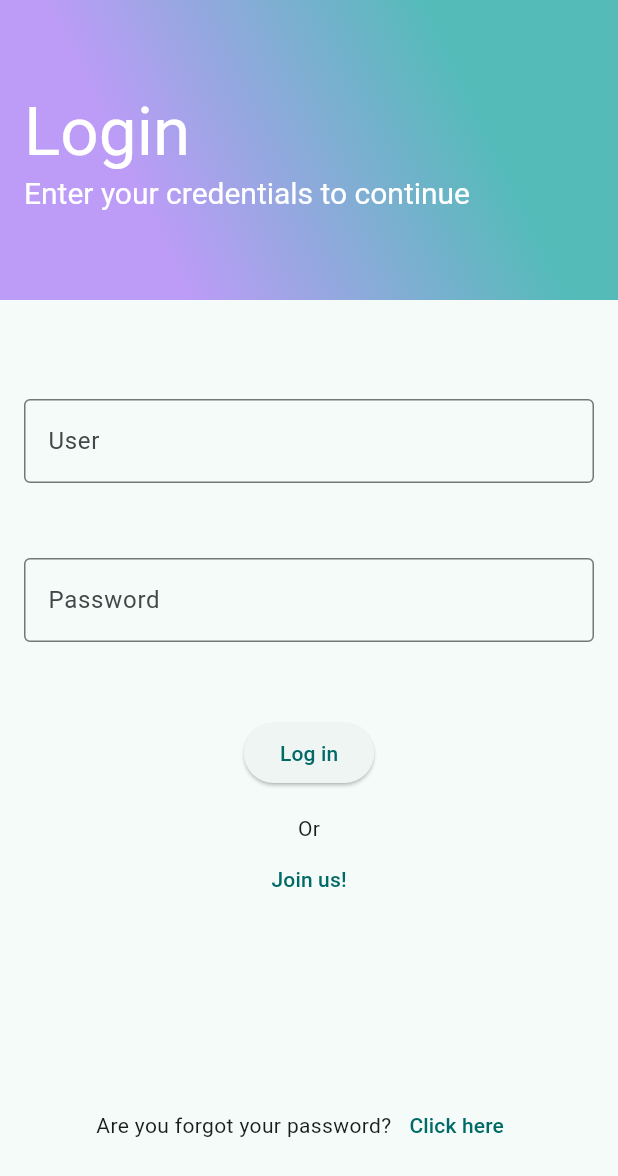
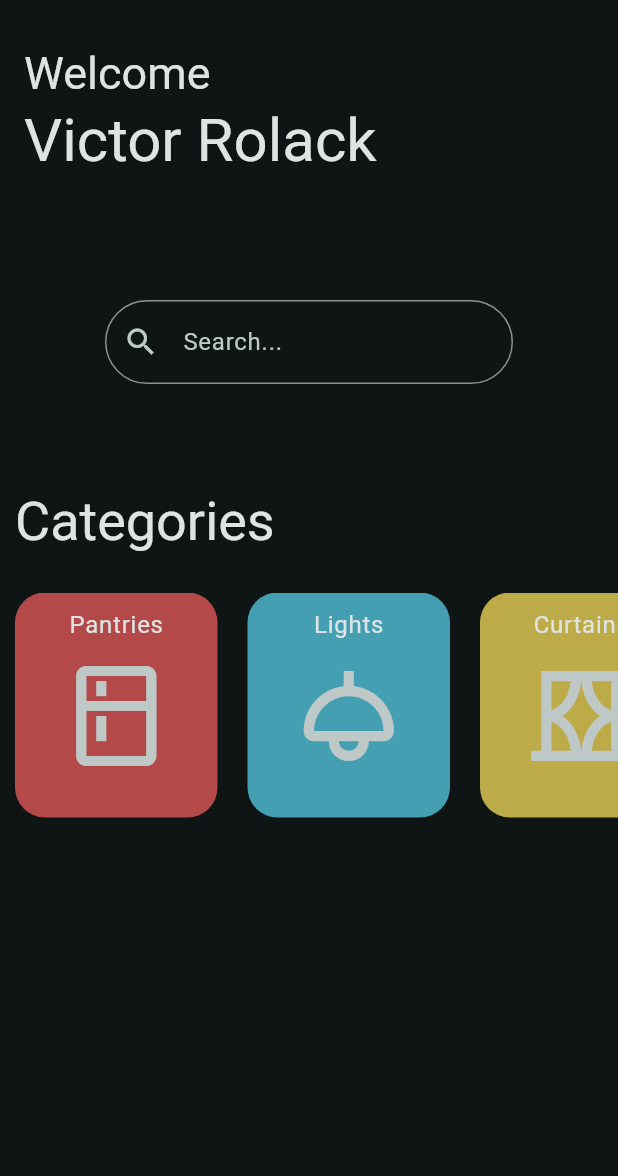
Before and after one commit to vcrolack/iot-home-control, a Flutter app: the screen it shows after launch, on a phone screen of 412 x 824 dp. Shown: the top 1176 px of the screen. Run offline on Flutter 3.47's test engine with Material 2 defaults, Android fonts, the phone set to English and light mode, and no system bars; our stand-ins replace flutter_dotenv, flutter_riverpod, go_router.

Commit message:
add search, categories widget and home screen

```diff
--- a/lib/config/router/app_router.dart
+++ b/lib/config/router/app_router.dart
@@ -2,7 +2,12 @@ import 'package:go_router/go_router.dart';
 import 'package:iot_home_control/config/router/routes/auth_router.dart';
 import 'package:iot_home_control/presentation/screens/screens.dart';
 
-final appRouter = GoRouter(initialLocation: '/auth', routes: [
+final appRouter = GoRouter(initialLocation: '/', routes: [
+  GoRoute(
+    name: HomeScreen.name,
+    path: '/',
+    builder: (context, state) => const HomeScreen(),
+  ),
   GoRoute(
       name: 'auth',
       path: '/auth',
--- a/lib/config/theme/app_theme.dart
+++ b/lib/config/theme/app_theme.dart
@@ -4,7 +4,7 @@ class AppTheme {
   ThemeData getTheme() => ThemeData(
       useMaterial3: true,
       colorSchemeSeed: const Color.fromARGB(255, 97, 248, 241),
-      brightness: Brightness.light,
+      brightness: Brightness.dark,
       fontFamily: 'roboto',
       textTheme: const TextTheme(
           titleLarge: TextStyle(fontSize: 45),
--- /dev/null
+++ b/lib/domain/entities/category.dart
@@ -0,0 +1,16 @@
+class Category {
+  final String id;
+  final String name;
+  final String label;
+  final String color;
+  final String description;
+  final String iconIdentifier;
+
+  Category(
+      {required this.id,
+      required this.name,
+      required this.label,
+      required this.description,
+      required this.iconIdentifier,
+      required this.color});
+}
--- /dev/null
+++ b/lib/domain/entities/entities.dart
@@ -0,0 +1 @@
+export 'category.dart';
--- /dev/null
+++ b/lib/presentation/mocks/constants/categories_constant.dart
@@ -0,0 +1,27 @@
+import 'package:iot_home_control/domain/entities/entities.dart';
+
+final List<Category> categories = [
+  Category(
+      id: '1',
+      name: 'Pantries',
+      label: 'Check your food',
+      description:
+          'This category corresponds to list of devices that monitoring your pantries.',
+      color: '0xffB34949',
+      iconIdentifier: 'kitchen_outlined'),
+  Category(
+      id: '2',
+      name: 'Lights',
+      label: 'Manage your lights',
+      description: 'This category corresponds to the management of your lights',
+      color: '0xff459FB3',
+      iconIdentifier: 'light_outlined'),
+  Category(
+      id: '3',
+      name: 'Curtains',
+      label: 'Open or close your curtains',
+      description:
+          'This category corresponds to the open or closure of your curtains',
+      color: '0xffBDAB4A',
+      iconIdentifier: 'curtains_outlined'),
+];
--- /dev/null
+++ b/lib/presentation/mocks/mappers/icon_mapper.dart
@@ -0,0 +1,7 @@
+import 'package:flutter/material.dart';
+
+final Map<String, IconData> iconMapping = {
+  'kitchen_outlined': Icons.kitchen_outlined,
+  'light_outlined': Icons.light_outlined,
+  'curtains_outlined': Icons.curtains_outlined,
+};
--- /dev/null
+++ b/lib/presentation/mocks/mappers/presentation_mappers.dart
@@ -0,0 +1 @@
+export 'icon_mapper.dart';
--- a/lib/presentation/screens/Auth/login_screen.dart
+++ b/lib/presentation/screens/Auth/login_screen.dart
@@ -10,10 +10,10 @@ class LoginScreen extends StatelessWidget {
   @override
   Widget build(BuildContext context) {
     return Scaffold(
-      appBar: const CustomAppBarAuth(
+      appBar: CustomAppBarAuth(
           title: 'Login',
           subtitle: 'Enter your credentials to continue',
-          colorsGradient: [Color(0xffbc9cf7), Color(0xff54bbb9)]),
+          colorsGradient: const [Color(0xffbc9cf7), Color(0xff54bbb9)]),
       body: Column(children: [
         const _LoginForm(),
         const SizedBox(
--- a/lib/presentation/screens/Auth/password_recovery_screen.dart
+++ b/lib/presentation/screens/Auth/password_recovery_screen.dart
@@ -8,12 +8,12 @@ class PasswordRecoveryScreen extends StatelessWidget {
 
   @override
   Widget build(BuildContext context) {
-    return const Scaffold(
+    return Scaffold(
         appBar: CustomAppBarAuth(
             title: 'Get a new pass',
             subtitle: 'Write your email and waiting us!',
-            colorsGradient: [Color(0xffF45DB9), Color(0xff54bbb9)]),
-        body: Column(children: [
+            colorsGradient: const [Color(0xffF45DB9), Color(0xff54bbb9)]),
+        body: const Column(children: [
           _RecoveryPasswordForm(),
           SizedBox(
             height: 50,
--- a/lib/presentation/screens/Auth/register_screen.dart
+++ b/lib/presentation/screens/Auth/register_screen.dart
@@ -10,10 +10,10 @@ class RegisterScreen extends StatelessWidget {
   @override
   Widget build(BuildContext context) {
     return Scaffold(
-        appBar: const CustomAppBarAuth(
+        appBar: CustomAppBarAuth(
           title: 'Join us!',
           subtitle: 'Enter your personal information',
-          colorsGradient: [Color(0xffbc9cf7), Color(0xff54bbb9)],
+          colorsGradient: [const Color(0xffbc9cf7), const Color(0xff54bbb9)],
         ),
         body: Column(children: [
           const _RegisterForm(),
--- /dev/null
+++ b/lib/presentation/screens/home/home_screen.dart
@@ -0,0 +1,78 @@
+import 'package:flutter/material.dart';
+import 'package:iot_home_control/presentation/widgets/widgets.dart';
+
+class HomeScreen extends StatelessWidget {
+  static const String name = 'home-screen';
+
+  const HomeScreen({super.key});
+
+  @override
+  Widget build(BuildContext context) {
+    return const Scaffold(
+      appBar: _CustomAppBarHome(),
+      body: _HomeView(),
+    );
+  }
+}
+
+class _HomeView extends StatelessWidget {
+  const _HomeView();
+
+  @override
+  Widget build(BuildContext context) {
+    final textStyle = Theme.of(context).textTheme;
+
+    return Column(
+      children: [
+        const Search(),
+        const SizedBox(
+          height: 70,
+        ),
+        Padding(
+          padding: const EdgeInsets.only(left: 10),
+          child: Align(
+            alignment: Alignment.centerLeft,
+            child: Text(
+              'Categories',
+              style: textStyle.displaySmall,
+              textAlign: TextAlign.start,
+            ),
+          ),
+        ),
+        const SizedBox(
+          height: 25,
+        ),
+        const Categories()
+      ],
+    );
+  }
+}
+
+class _CustomAppBarHome extends StatelessWidget implements PreferredSizeWidget {
+  const _CustomAppBarHome();
+
+  @override
+  Widget build(BuildContext context) {
+    const appBarHeigth = 150.0;
+
+    return AppBar(
+        toolbarHeight: appBarHeigth,
+        title: const Column(
+          crossAxisAlignment: CrossAxisAlignment.start,
+          children: [
+            Text(
+              'Welcome',
+              style: TextStyle(fontSize: 30),
+              textAlign: TextAlign.start,
+            ),
+            Text(
+              'Victor Rolack',
+              style: TextStyle(fontSize: 40),
+            )
+          ],
+        ));
+  }
+
+  @override
+  Size get preferredSize => const Size.fromHeight(200.0);
+}
--- a/lib/presentation/screens/screens.dart
+++ b/lib/presentation/screens/screens.dart
@@ -2,3 +2,6 @@
 export 'Auth/login_screen.dart';
 export 'Auth/register_screen.dart';
 export 'Auth/password_recovery_screen.dart';
+
+/* HOME EXPORTS */
+export 'home/home_screen.dart';
--- a/lib/presentation/widgets/auth/custom_appbar_auth.dart
+++ b/lib/presentation/widgets/auth/custom_appbar_auth.dart
@@ -9,7 +9,8 @@ class CustomAppBarAuth extends StatelessWidget implements PreferredSizeWidget {
       {super.key,
       required this.title,
       required this.subtitle,
-      required this.colorsGradient});
+      required this.colorsGradient})
+      : assert(colorsGradient.length == 2, 'The proporty must have 2 colors');
 
   @override
   Widget build(BuildContext context) {
--- /dev/null
+++ b/lib/presentation/widgets/home/categories.dart
@@ -0,0 +1,43 @@
+import 'package:flutter/material.dart';
+import 'package:iot_home_control/presentation/mocks/constants/categories_constant.dart';
+import 'package:iot_home_control/presentation/mocks/mappers/icon_mapper.dart';
+
+class Categories extends StatelessWidget {
+  const Categories({super.key});
+
+  @override
+  Widget build(BuildContext context) {
+    final textStyles = Theme.of(context).textTheme;
+
+    return SizedBox(
+      height: 150,
+      child: ListView.builder(
+          scrollDirection: Axis.horizontal,
+          itemCount: categories.length,
+          itemBuilder: ((context, index) {
+            final category = categories[index];
+
+            return Container(
+              decoration: BoxDecoration(
+                borderRadius: BorderRadius.circular(20),
+                color: Color(int.parse(category.color)),
+              ),
+              padding: const EdgeInsets.all(10),
+              margin: const EdgeInsets.symmetric(horizontal: 10),
+              width: 135,
+              child: Column(children: [
+                Text(
+                  category.name,
+                  style: textStyles.bodyLarge,
+                ),
+                IconButton(
+                  onPressed: () {},
+                  icon: Icon(iconMapping[category.iconIdentifier]),
+                  iconSize: 80,
+                )
+              ]),
+            );
+          })),
+    );
+  }
+}
--- /dev/null
+++ b/lib/presentation/widgets/home/search.dart
@@ -0,0 +1,19 @@
+import 'package:flutter/material.dart';
+
+class Search extends StatelessWidget {
+  const Search({super.key});
+
+  @override
+  Widget build(BuildContext context) {
+    return Padding(
+      padding: const EdgeInsets.symmetric(horizontal: 70),
+      child: TextField(
+        decoration: InputDecoration(
+            prefixIcon: const Icon(Icons.search_outlined),
+            hintText: 'Search...',
+            border:
+                OutlineInputBorder(borderRadius: BorderRadius.circular(50))),
+      ),
+    );
+  }
+}
--- a/lib/presentation/widgets/widgets.dart
+++ b/lib/presentation/widgets/widgets.dart
@@ -1,2 +1,6 @@
 /* AUTH WIDGETS */
 export 'auth/custom_appbar_auth.dart';
+
+/* HOME WIDGETS */
+export 'home/categories.dart';
+export 'home/search.dart';
```
